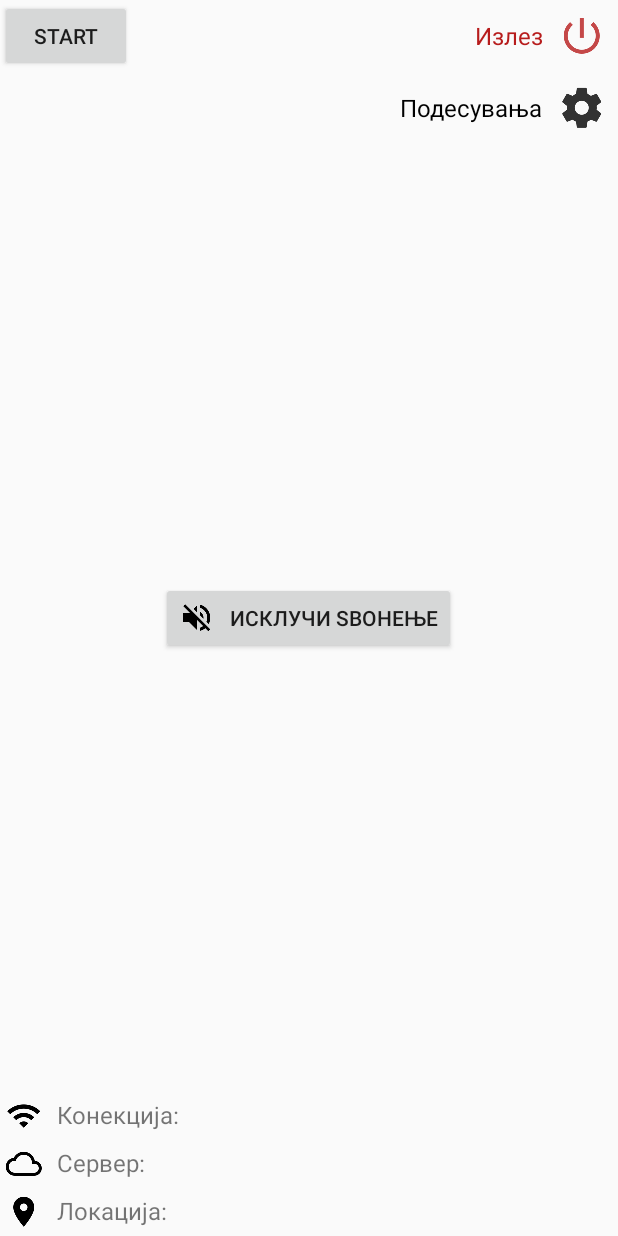
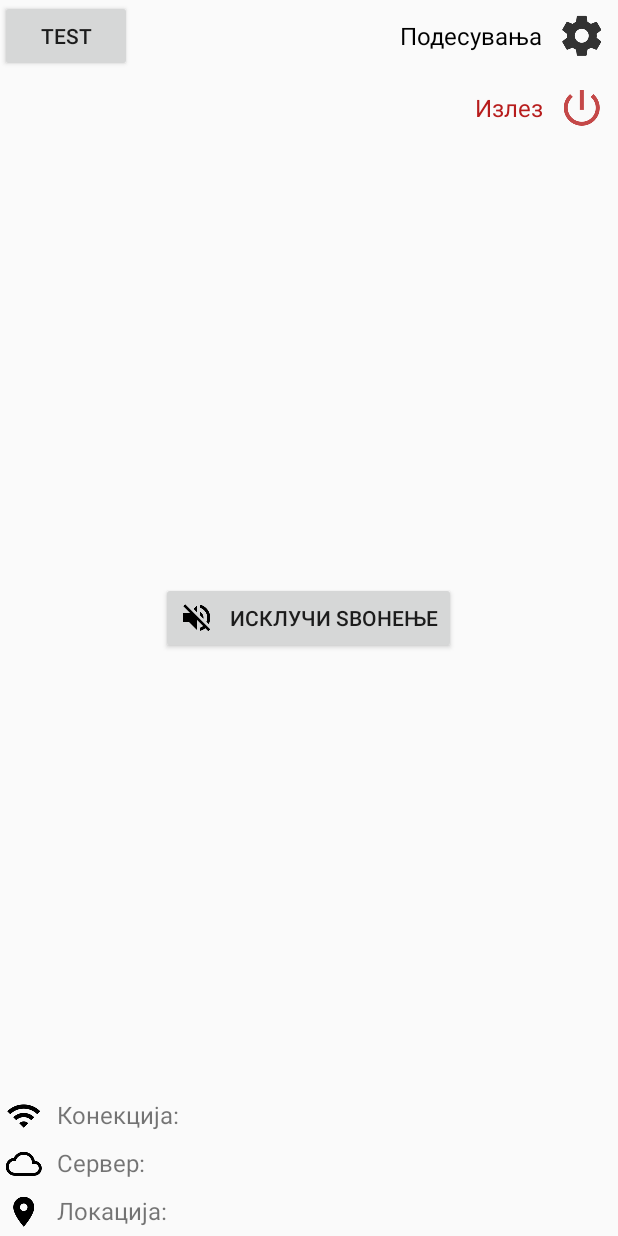
Before and after one commit to VelikovPetar/TaxiKooperant, an Android app: the layout activity_main.xml on its own in the app's theme, with its tools: preview values and no code run, on a phone screen of 412 x 824 dp. Run offline under Robolectric (Android 15) with nearby library versions, the phone set to English and light mode, and no system bars.

Commit message:
ViewModel and View updates.

```diff
--- a/app/src/main/java/com/petarvelikov/taxikooperant/model/status/StatusUpdater.java
+++ b/app/src/main/java/com/petarvelikov/taxikooperant/model/status/StatusUpdater.java
@@ -22,7 +22,6 @@ public class StatusUpdater implements StatusViewModel.ObservableStatusModel {
     private Disposable serverDisposable, networkDisposable, locationDisposable;
 
     private StatusModel status = new StatusModel(
-            StatusModel.NO_LOGGED_DRIVER,
             StatusModel.NOT_CONNECTED,
             StatusModel.NO_LOCATION_SERVICE,
             StatusModel.NOT_CONNECTED
--- a/app/src/main/java/com/petarvelikov/taxikooperant/view_model/StatusViewModel.java
+++ b/app/src/main/java/com/petarvelikov/taxikooperant/view_model/StatusViewModel.java
@@ -1,6 +1,4 @@
 package com.petarvelikov.taxikooperant.view_model;
-
-import android.util.Log;
 
 import com.petarvelikov.taxikooperant.model.status.StatusModel;
 
@@ -17,7 +15,6 @@ public class StatusViewModel {
     private Disposable disposable;
 
     public StatusViewModel(ObservableStatusModel observableStatusModel) {
-        Log.d("Main", "SVM created");
         statusSubject = BehaviorSubject.create();
         this.observableStatusModel = observableStatusModel;
         this.observableStatusModel.getObservableStatusModel()
@@ -29,13 +26,12 @@ public class StatusViewModel {
 
                     @Override
                     public void onNext(@NonNull StatusModel statusModel) {
-                        Log.d("Main", "SVM OnNext");
                         statusSubject.onNext(statusModel);
                     }
 
                     @Override
                     public void onError(@NonNull Throwable e) {
-                        Log.d("Main", "SVM OnError");
+
                     }
 
                     @Override
--- a/app/src/main/res/layout/activity_config.xml
+++ b/app/src/main/res/layout/activity_config.xml
@@ -102,7 +102,8 @@
                 android:drawableStart="@drawable/ic_lock_outline_black_24dp"
                 android:hint="@string/confirm_code"
                 android:imeOptions="actionDone"
-                android:inputType="numberPassword" />
+                android:inputType="numberPassword"
+                android:textSize="16sp" />
 
             <Button
                 android:id="@+id/btnConfirm"
--- a/app/src/main/res/layout/activity_main.xml
+++ b/app/src/main/res/layout/activity_main.xml
@@ -1,6 +1,5 @@
 <?xml version="1.0" encoding="utf-8"?>
 <RelativeLayout xmlns:android="http://schemas.android.com/apk/res/android"
-    xmlns:app="http://schemas.android.com/apk/res-auto"
     xmlns:tools="http://schemas.android.com/tools"
     android:layout_width="match_parent"
     android:layout_height="match_parent"
@@ -8,12 +7,28 @@
     tools:context="com.petarvelikov.taxikooperant.view.MainActivity">
 
     <TextView
+        android:id="@+id/txtSettings"
+        android:layout_width="wrap_content"
+        android:layout_height="wrap_content"
+        android:layout_alignParentEnd="true"
+        android:layout_alignParentRight="true"
+        android:layout_alignParentTop="true"
+        android:drawableEnd="@drawable/ic_action_settings"
+        android:drawablePadding="10dp"
+        android:drawableRight="@drawable/ic_action_settings"
+        android:gravity="center_vertical"
+        android:padding="8dp"
+        android:text="@string/settings"
+        android:textColor="@color/colorBlack"
+        android:textSize="16sp" />
+
+    <TextView
         android:id="@+id/txtExit"
         android:layout_width="wrap_content"
         android:layout_height="wrap_content"
         android:layout_alignParentEnd="true"
         android:layout_alignParentRight="true"
-        android:layout_alignParentTop="true"
+        android:layout_below="@+id/txtSettings"
         android:drawableEnd="@drawable/ic_action_exit"
         android:drawablePadding="10dp"
         android:drawableRight="@drawable/ic_action_exit"
@@ -23,22 +38,6 @@
         android:textColor="@color/colorRed"
         android:textSize="16sp" />
 
-    <TextView
-        android:id="@+id/txtSettings"
-        android:layout_width="wrap_content"
-        android:layout_height="wrap_content"
-        android:layout_alignParentEnd="true"
-        android:layout_alignParentRight="true"
-        android:layout_below="@+id/txtExit"
-        android:drawableEnd="@drawable/ic_action_settings"
-        android:drawablePadding="10dp"
-        android:drawableRight="@drawable/ic_action_settings"
-        android:gravity="center_vertical"
-        android:padding="8dp"
-        android:text="@string/settings"
-        android:textColor="@color/colorBlack"
-        android:textSize="16sp" />
-
     <Button
         android:id="@+id/btnStart"
         android:layout_width="wrap_content"
@@ -46,7 +45,21 @@
         android:layout_alignParentLeft="true"
         android:layout_alignParentStart="true"
         android:layout_alignParentTop="true"
-        android:text="Start" />
+        android:text="TEST" />
+
+    <TextView
+        android:id="@+id/txtMessage"
+        android:layout_width="match_parent"
+        android:layout_height="wrap_content"
+        android:layout_above="@+id/btnStopRinging"
+        android:layout_below="@+id/txtExit"
+        android:layout_marginEnd="16dp"
+        android:layout_marginRight="16dp"
+        android:layout_marginStart="16dp"
+        android:gravity="center"
+        android:textColor="@color/colorBlack"
+        android:textSize="20sp"
+        android:textStyle="italic" />
 
     <Button
         android:id="@+id/btnStopRinging"
--- a/app/src/main/res/values/colors.xml
+++ b/app/src/main/res/values/colors.xml
@@ -2,7 +2,7 @@
 <resources>
     <color name="colorPrimary">#3F51B5</color>
     <color name="colorPrimaryDark">#303F9F</color>
-    <color name="colorAccent">#FF4081</color>
+    <color name="colorAccent">#7C4DFF</color>
     <color name="colorRed">#b71c1c</color>
     <color name="colorYellow">#f9a825</color>
     <color name="colorGreen">#2e7d32</color>
--- a/app/src/main/res/values/strings.xml
+++ b/app/src/main/res/values/strings.xml
@@ -24,4 +24,6 @@
     <string name="confirm_exit">Дали сакате да излезете од апликацијата?</string>
     <string name="yes">Да</string>
     <string name="no">Не</string>
+    <string name="selected_for_call">Селектиран сте за повик.</string>
+    <string name="error_no_permissions">Не може да ја користите апликација без да дозволите да користи локациски сервиси.</string>
 </resources>
```
Also changed, not shown: app/src/main/java/com/petarvelikov/taxikooperant/model/reader/TcpMessageReader.java (+12 -1 lines), app/src/main/java/com/petarvelikov/taxikooperant/view/MainActivity.java (+62 -15 lines), app/src/main/java/com/petarvelikov/taxikooperant/view_model/MessageViewModel.java (+28 -4 lines).
